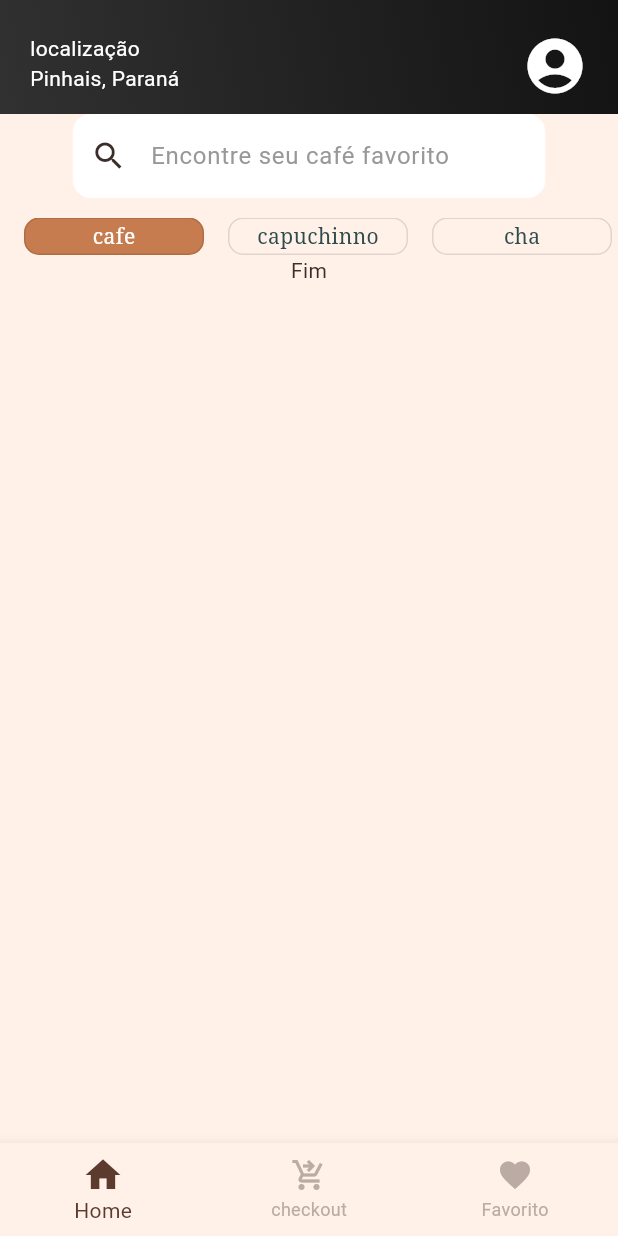
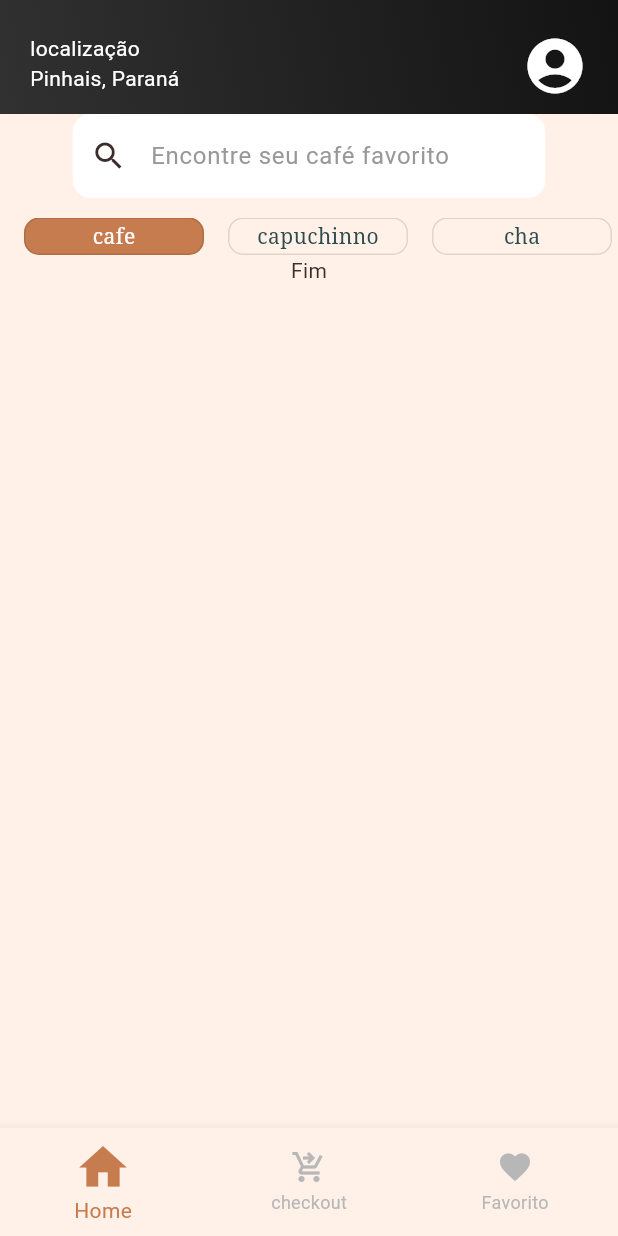
Before and after one commit to andreyrv18/CafePraJa, a Flutter app: the MyHomePage screen opened directly, on a phone screen of 412 x 824 dp. Run offline on Flutter 3.47's test engine with Material 3 defaults, Android fonts, the phone set to English and light mode, and no system bars; Roboto replaces fonts that are missing (Sora).

Commit message:
refactor: atualiza cores e tamanhos do BottomNavigationBar

```diff
--- a/lib/theme.dart
+++ b/lib/theme.dart
@@ -64,8 +64,8 @@ final ThemeData cafePraJaTheme = ThemeData(
   ),
   bottomNavigationBarTheme: BottomNavigationBarThemeData(
     backgroundColor: Color(0xFFFFF1E8),
-    selectedItemColor: Color(0xFF5C3A2E),
-    unselectedItemColor: Colors.brown.shade200,
-    selectedIconTheme: IconThemeData(size: 28),
+    selectedItemColor: Color(0xffC67C4E),
+    unselectedItemColor: Color(0xffB7B7B7),
+    selectedIconTheme: IconThemeData(size: 38),
   ),
 );
```
